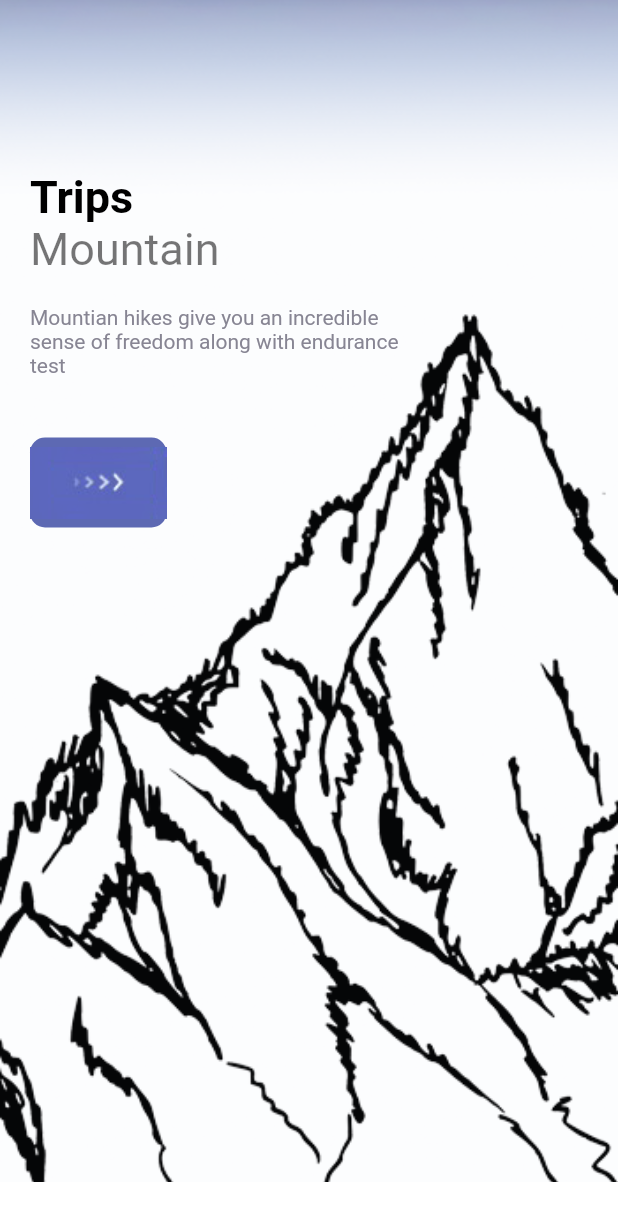
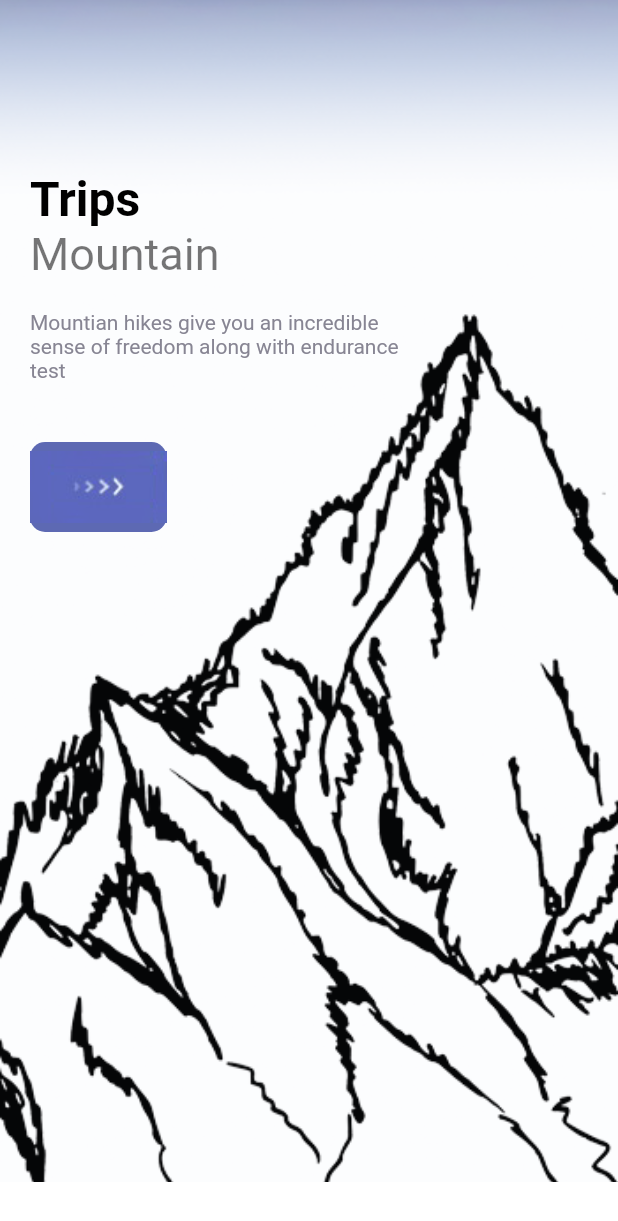
Before and after one commit to mrahman171/travel_app_bd, a Flutter app: the screen it shows after launch, scrolled down 1152 dp, on a phone screen of 412 x 824 dp. Shown: the top 1221 px of the screen. Run offline on Flutter 3.47's test engine with Material 2 defaults, Android fonts, the phone set to English and light mode, and no system bars.

Commit message:
text size

```diff
--- a/lib/widgets/app_large_text.dart
+++ b/lib/widgets/app_large_text.dart
@@ -8,7 +8,7 @@ class AppLargetext extends StatelessWidget {
   final Color color;
   AppLargetext(
       {super.key,
-      this.size = 30,
+      this.size = 32,
       required this.text,
       this.color = Colors.black});
 
```
